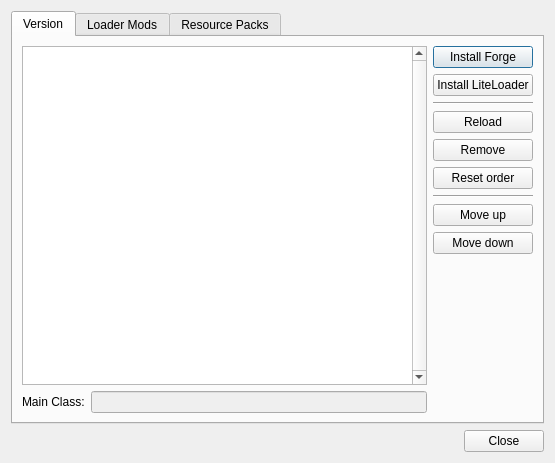
Qt form gui/dialogs/OneSixModEditDialog.ui (FreesmTeam/FreesmLauncher) before a commit.
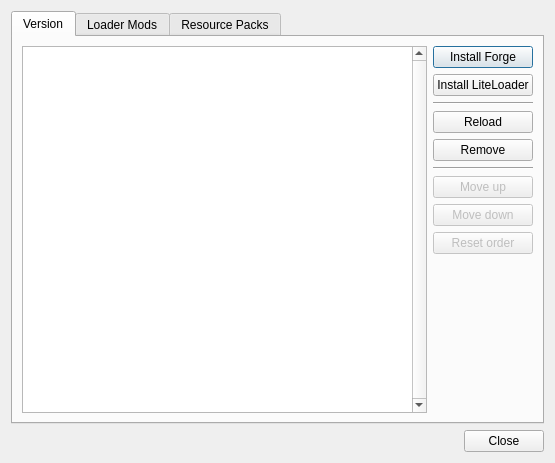
The same form after that commit. Custom widgets are drawn as their Qt base class.

Commit message: Remove version patch reordering. Remove the main class display from onesix edit mods.

The edit to the form file:
```diff
--- a/gui/dialogs/OneSixModEditDialog.ui
+++ b/gui/dialogs/OneSixModEditDialog.ui
@@ -48,24 +48,6 @@
            </attribute>
           </widget>
          </item>
-         <item>
-          <layout class="QHBoxLayout" name="horizontalLayout_7">
-           <item>
-            <widget class="QLabel" name="label">
-             <property name="text">
-              <string>Main Class:</string>
-             </property>
-            </widget>
-           </item>
-           <item>
-            <widget class="QLineEdit" name="mainClassEdit">
-             <property name="enabled">
-              <bool>false</bool>
-             </property>
-            </widget>
-           </item>
-          </layout>
-         </item>
         </layout>
        </item>
        <item>
@@ -108,13 +90,6 @@
            </property>
           </widget>
          </item>
-         <item>
-          <widget class="QPushButton" name="resetLibraryOrderBtn">
-           <property name="text">
-            <string>Reset order</string>
-           </property>
-          </widget>
-         </item>
          <item>
           <widget class="Line" name="line_2">
            <property name="orientation">
@@ -124,6 +99,12 @@
          </item>
          <item>
           <widget class="QPushButton" name="moveLibraryUpBtn">
+           <property name="enabled">
+            <bool>false</bool>
+           </property>
+           <property name="toolTip">
+            <string>This isn't implemented yet.</string>
+           </property>
            <property name="text">
             <string>Move up</string>
            </property>
@@ -131,11 +112,30 @@
          </item>
          <item>
           <widget class="QPushButton" name="moveLibraryDownBtn">
+           <property name="enabled">
+            <bool>false</bool>
+           </property>
+           <property name="toolTip">
+            <string>This isn't implemented yet.</string>
+           </property>
            <property name="text">
             <string>Move down</string>
            </property>
           </widget>
          </item>
+         <item>
+          <widget class="QPushButton" name="resetLibraryOrderBtn">
+           <property name="enabled">
+            <bool>false</bool>
+           </property>
+           <property name="toolTip">
+            <string>This isn't implemented yet.</string>
+           </property>
+           <property name="text">
+            <string>Reset order</string>
+           </property>
+          </widget>
+         </item>
          <item>
           <spacer name="verticalSpacer_7">
            <property name="orientation">
```
The commit also changes 4 other files.
